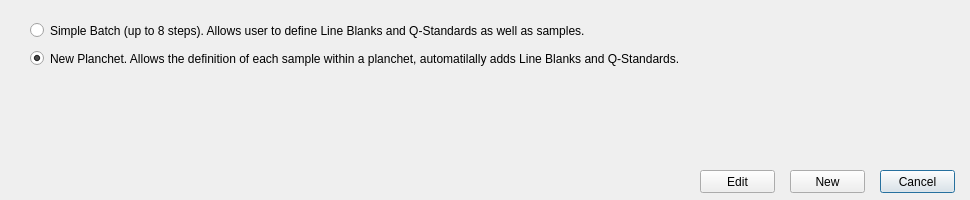
The window that UI Resources/newbatch.ui (westerlymerlin/UCL-PYMS) describes before a commit, drawn with Qt 5.
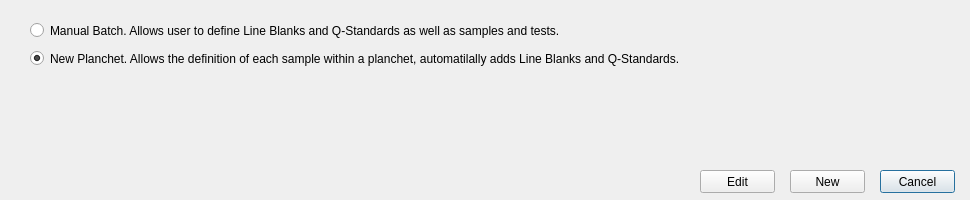
The same window after the commit. Icons and pictures are not drawn.

Commit message: 3.3.0        Changed the simple batch form to a manual batch form that allows the user to add more than 8 steps in a manual batch

```diff
--- a/UI Resources/newbatch.ui
+++ b/UI Resources/newbatch.ui
@@ -84,7 +84,7 @@
     </rect>
    </property>
    <property name="text">
-    <string>Simple Batch (up to 8 steps). Allows user to define Line Blanks and Q-Standards as well as samples.</string>
+    <string>Manual Batch. Allows user to define Line Blanks and Q-Standards as well as samples and tests.</string>
    </property>
    <property name="checked">
     <bool>false</bool>
```
Left out of the diff: 4 changed lines with no effect on the pictures. The commit also changes 17 other files.
